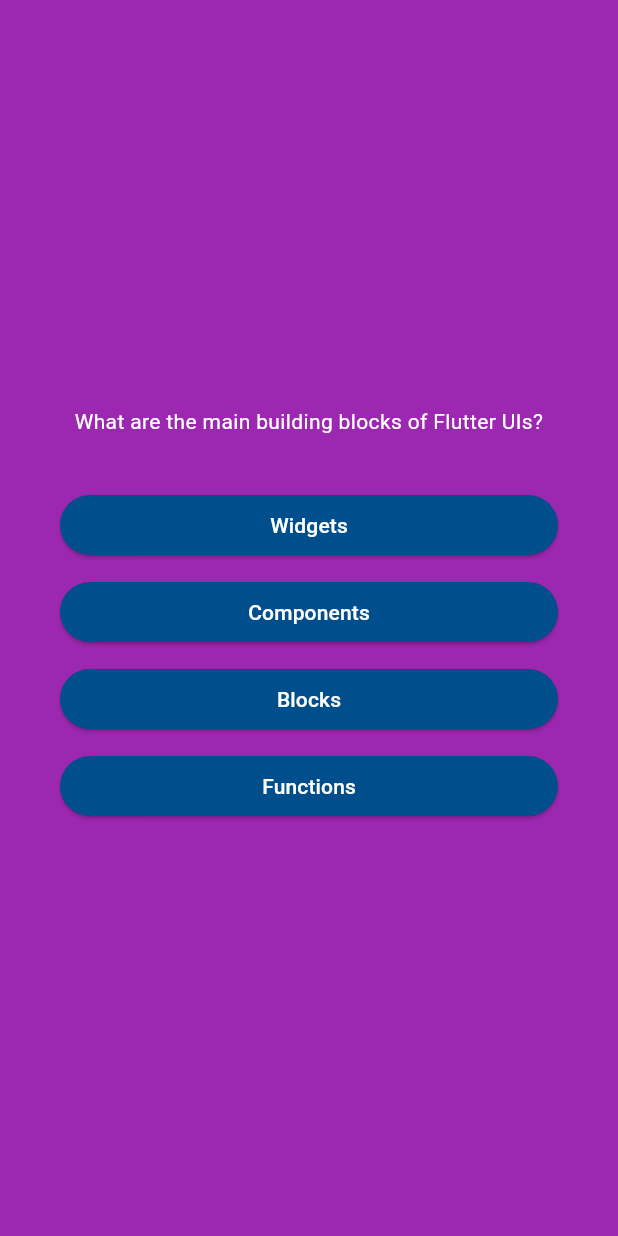
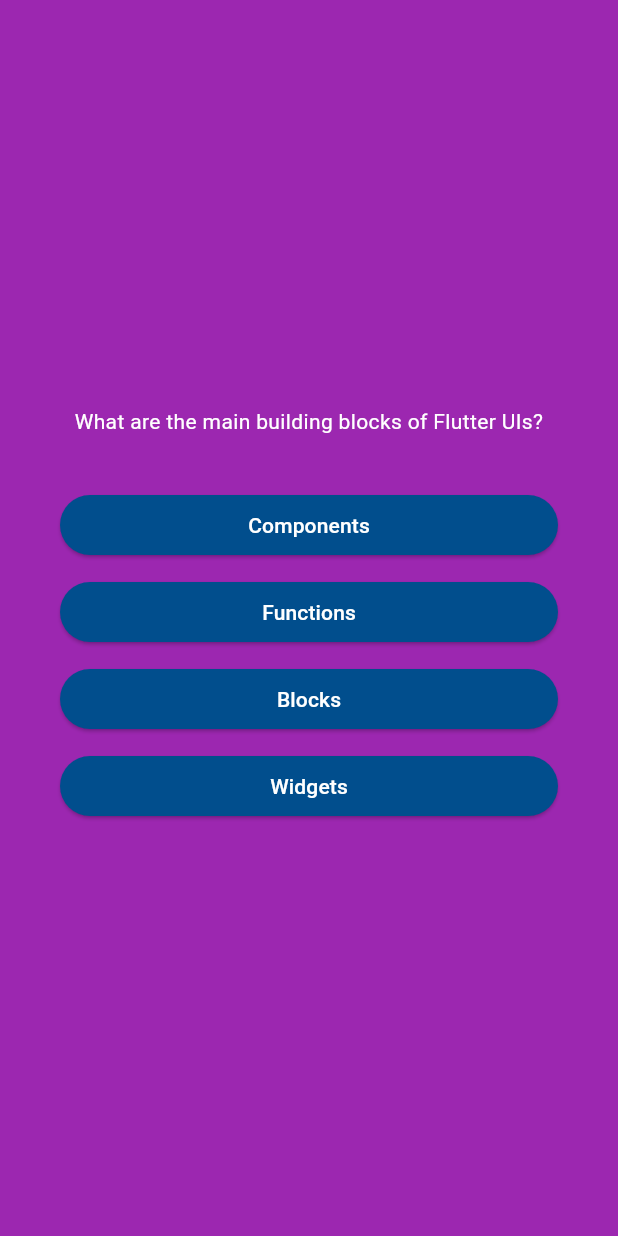
Before and after one commit to TimJonsson/quiz-app, a Flutter app: the screen it shows after launch, after a tap on "Start Quiz", on a phone screen of 412 x 824 dp. Run offline on Flutter 3.47's test engine with Material 3 defaults, Android fonts, the phone set to English and light mode, and no system bars.

Commit message:
Shuffling answers on quiz

```diff
--- a/lib/answer_button.dart
+++ b/lib/answer_button.dart
@@ -13,7 +13,7 @@ class AnswerButton extends StatelessWidget {
       onPressed: onTap,
       style: ElevatedButton.styleFrom(
         padding: const EdgeInsets.symmetric(vertical: 10, horizontal: 40),
-        backgroundColor: Color.fromARGB(255, 1, 78, 141),
+        backgroundColor: const Color.fromARGB(255, 1, 78, 141),
         foregroundColor: Colors.white,
         shape: RoundedRectangleBorder(borderRadius: BorderRadius.circular(40)),
       ),
--- a/lib/models/quiz_question.dart
+++ b/lib/models/quiz_question.dart
@@ -3,4 +3,10 @@ class QuizQuestion {
 
   final String text;
   final List<String> answers;
+
+  List<String> getShuffledAnswers() {
+    final shuffledList = List.of(answers);
+    shuffledList.shuffle();
+    return shuffledList;
+  }
 }
--- a/lib/questions_screen.dart
+++ b/lib/questions_screen.dart
@@ -31,7 +31,7 @@ class _QuestionScreenState extends State<QuestionScreen> {
               textAlign: TextAlign.center,
             ),
             const SizedBox(height: 30),
-            ...currentQuestion.answers.map((answer) {
+            ...currentQuestion.getShuffledAnswers().map((answer) {
               return Padding(
                 padding: const EdgeInsets.symmetric(vertical: 5), // Adjust the vertical spacing
                 child: AnswerButton(answerText: answer, onTap: () {}),
```
